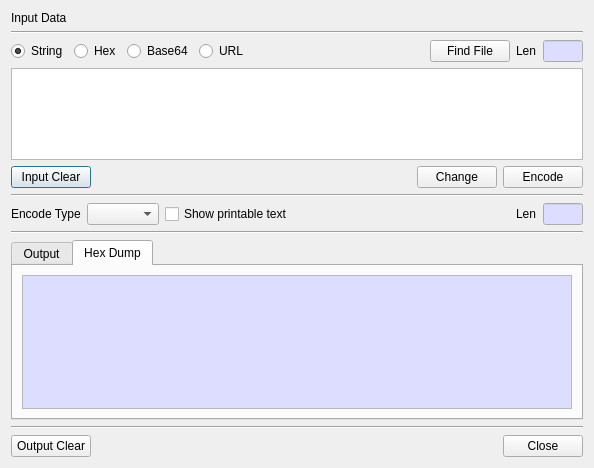
Old version of the form BerEditor/data_encoder_dlg.ui in the repository jykim74/BerEditor.
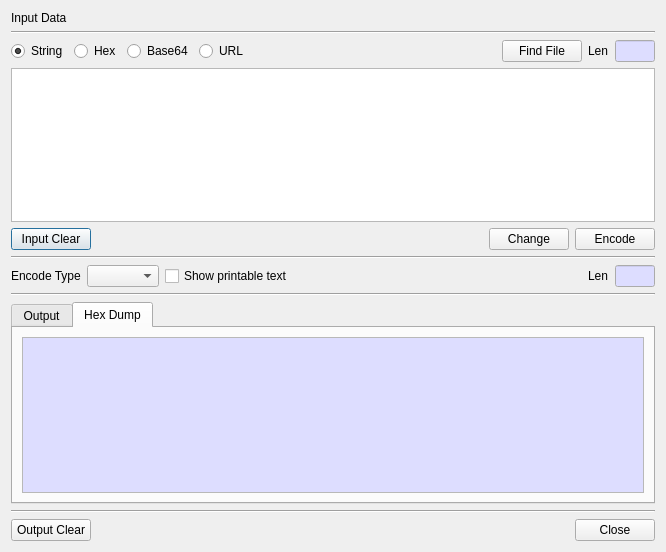
New version of the form.

The edit to the form file:
```diff
--- a/BerEditor/data_encoder_dlg.ui
+++ b/BerEditor/data_encoder_dlg.ui
@@ -6,8 +6,8 @@
    <rect>
     <x>0</x>
     <y>0</y>
-    <width>594</width>
-    <height>468</height>
+    <width>666</width>
+    <height>552</height>
    </rect>
   </property>
   <property name="windowTitle">
```
